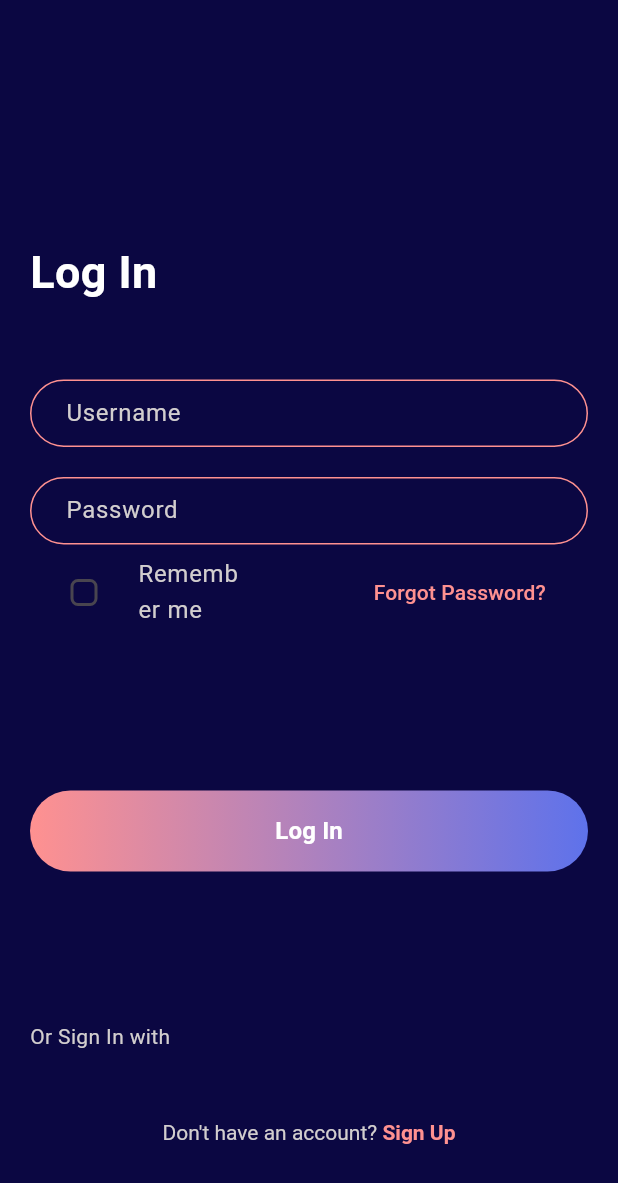
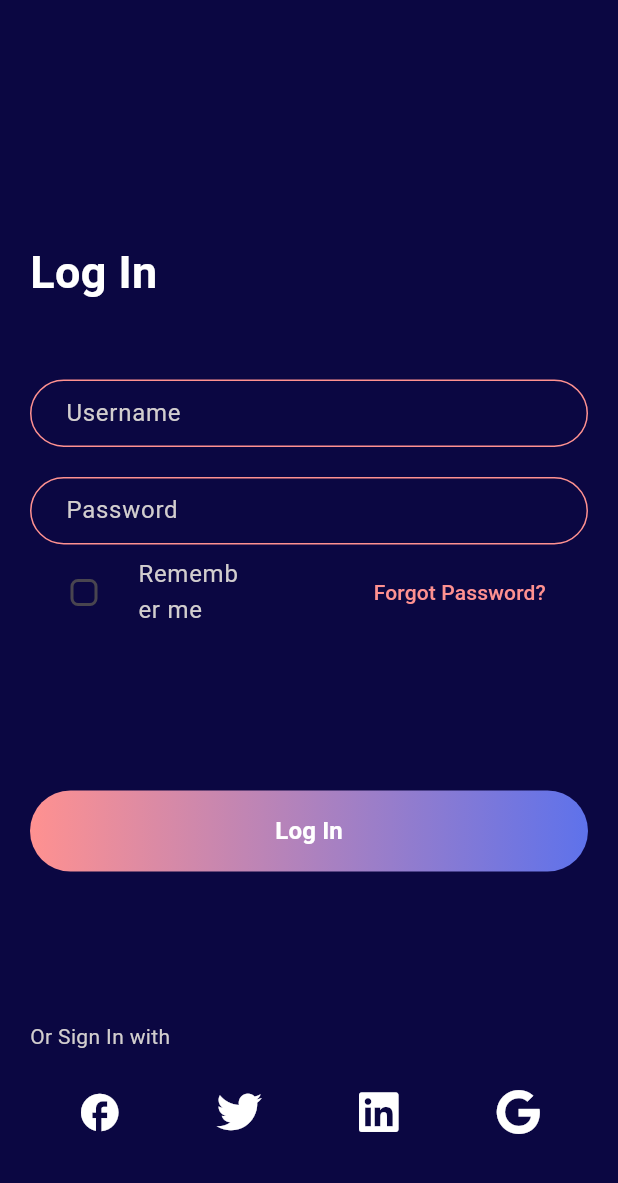
Before and after one commit to ZigaLarissa/money_management_app, a Flutter app: the screen it shows after launch, on a phone screen of 412 x 824 dp. Shown: the top 1183 px of the screen. Run offline on Flutter 3.47's test engine with Material 3 defaults, Android fonts, the phone set to English and light mode, and no system bars; drawn by our look-alikes of getwidget; our stand-ins replace flutter_social_button, font_awesome_flutter.

Commit message:
GFIcons for facebook

```diff
--- a/cashapp/lib/screens/siginin.dart
+++ b/cashapp/lib/screens/siginin.dart
@@ -1,5 +1,8 @@
 import 'package:flutter/material.dart';
 import 'package:flutter/scheduler.dart';
+import 'package:flutter_social_button/flutter_social_button.dart';
+import 'package:getwidget/getwidget.dart';
+import 'package:font_awesome_flutter/font_awesome_flutter.dart';
 
 class SignIn extends StatefulWidget {
   const SignIn({super.key});
@@ -147,6 +150,60 @@ class _SignInState extends State<SignIn> {
                   fontSize: 14,
                 ),
               ),
+              const SizedBox(height: 20),
+              Row(
+                mainAxisAlignment: MainAxisAlignment.center,
+                children: [
+                  Expanded(
+                    child: GFIconButton(
+                      onPressed: () {},
+                      icon: const Icon(
+                        Icons.facebook,
+                        color: Colors.white,
+                        size: 30,
+                      ),
+                      type: GFButtonType.transparent,
+                      shape: GFIconButtonShape.standard,
+                    ),
+                  ),
+                  Expanded(
+                    child: GFIconButton(
+                      onPressed: () {},
+                      icon: const Icon(
+                        FontAwesomeIcons.twitter,
+                        color: Colors.white,
+                        size: 30,
+                      ),
+                      type: GFButtonType.transparent,
+                      shape: GFIconButtonShape.standard,
+                    ),
+                  ),
+                  Expanded(
+                    child: GFIconButton(
+                      onPressed: () {},
+                      icon: const Icon(
+                        FontAwesomeIcons.linkedin,
+                        color: Colors.white,
+                        size: 30,
+                      ),
+                      type: GFButtonType.transparent,
+                      shape: GFIconButtonShape.standard,
+                    ),
+                  ),
+                  Expanded(
+                    child: GFIconButton(
+                      onPressed: () {},
+                      icon: const Icon(
+                        FontAwesomeIcons.google,
+                        color: Colors.white,
+                        size: 30,
+                      ),
+                      type: GFButtonType.transparent,
+                      shape: GFIconButtonShape.standard,
+                    ),
+                  ),
+                ],
+              ),
               const SizedBox(height: 30),
               Container(
                 alignment: Alignment.center,
```
Also changed, not shown: cashapp/pubspec.yaml (+5 -2 lines), cashapp/pubspec.lock.
